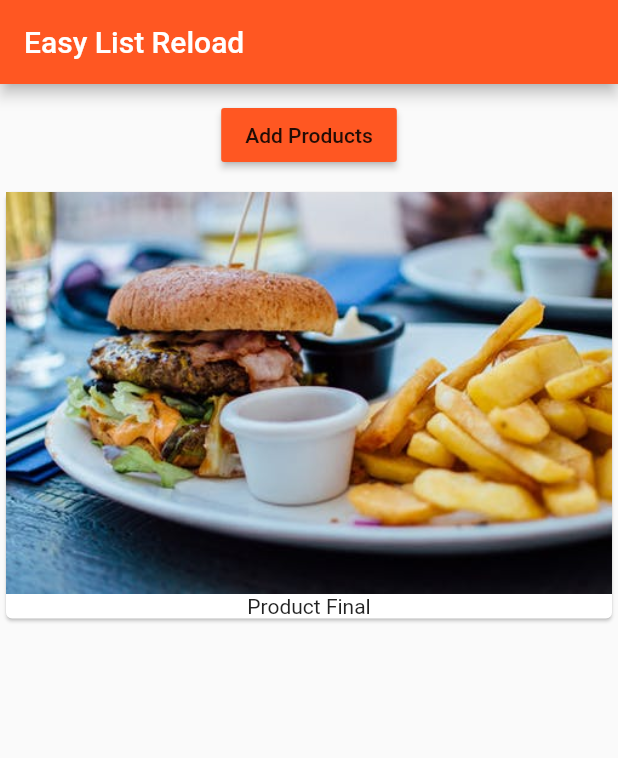
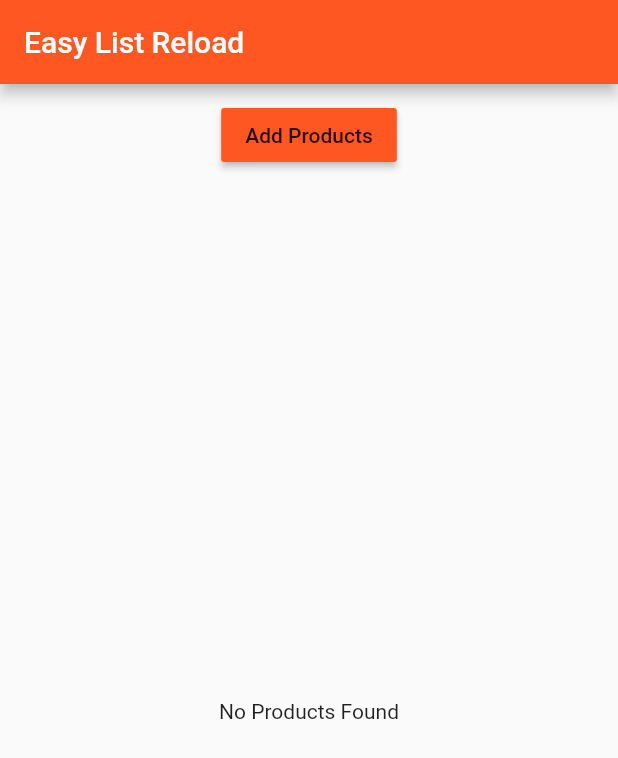
Before and after one commit to iamsss/Learning-Flutter-2, a Flutter app: the screen it shows after launch, on a phone screen of 412 x 824 dp. Shown: the top 758 px of the screen. Run offline on Flutter 3.47's test engine with Material 2 defaults, Android fonts, the phone set to English and light mode, and no system bars.

Commit message:
Using Conditional Statement to render Products

```diff
--- a/lib/main.dart
+++ b/lib/main.dart
@@ -24,7 +24,7 @@ class MyApp extends StatelessWidget {
           appBar: AppBar(
             title: Text('Easy List Reload'),
           ),
-          body: ProductManager(startingProduct: 'Product Final'),
+          body: ProductManager(),
           ),
     );
   }
--- a/lib/product_manager.dart
+++ b/lib/product_manager.dart
@@ -6,7 +6,7 @@ class ProductManager extends StatefulWidget {
   final String startingProduct;
   ProductManager(
       {this.startingProduct =
-          'Sweets Tester'}); // Now Product MAnager has default value
+          ""}); // Now Product MAnager has default value
 
   @override
   State<StatefulWidget> createState() {
@@ -20,7 +20,9 @@ class _ProductManagerState extends State<ProductManager> {
   @override
   void initState() {
     super.initState();
+    if(widget.startingProduct != ""){
     _products.add(widget.startingProduct);
+    }
   }
 
   void _addProducts(String product) {
--- a/lib/products.dart
+++ b/lib/products.dart
@@ -19,9 +19,9 @@ class Products extends StatelessWidget {
 
     @override
       Widget build(BuildContext context) {
-        return ListView.builder(
+        return products.length > 0 ? ListView.builder(
           itemBuilder: _buildProductItem,
           itemCount: products.length,
-              );
+          ): Center(child: Text('No Products Found'),);
       }
 }
```
